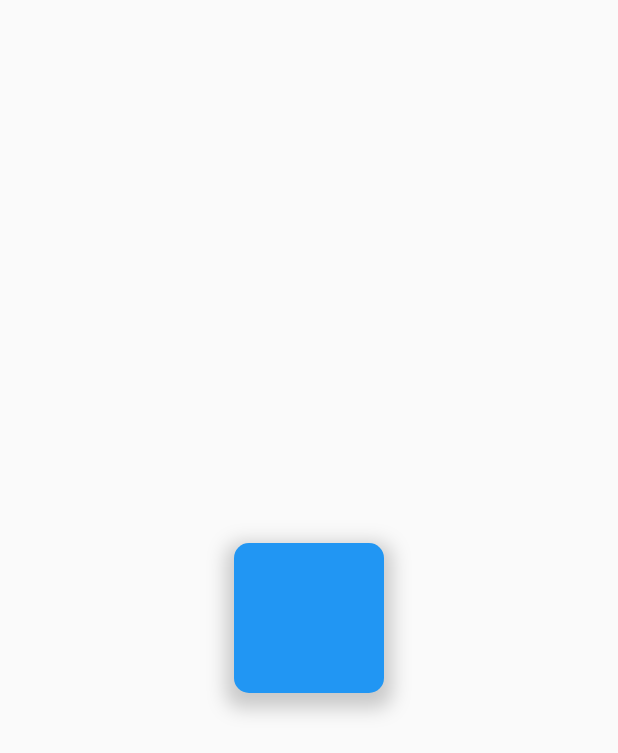
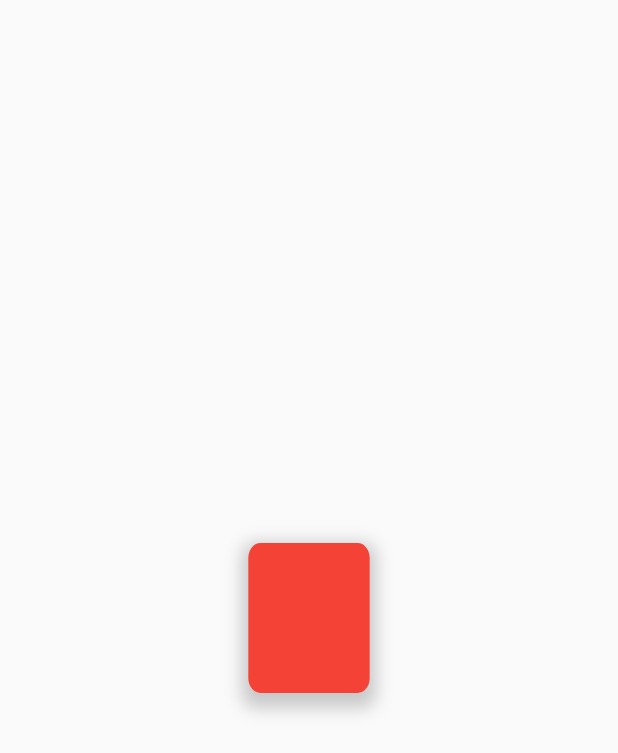
Before and after one commit to lysyshaky/AnimatedContainer, a Flutter app: the screen it shows after launch, on a phone screen of 412 x 824 dp. Shown: the top 753 px of the screen. Run offline on Flutter 3.47's test engine with Material 2 defaults, Android fonts, the phone set to English and light mode, and no system bars.

Commit message:
add more rotation

```diff
--- a/lib/main.dart
+++ b/lib/main.dart
@@ -34,13 +34,16 @@ class _MyHomePageState extends State<MyHomePage> with SingleTickerProviderStateM
   void initState() {
     super.initState();
     _controller = AnimationController(
-      duration: const Duration(seconds: 2),
+      duration: const Duration(seconds: 100),
       vsync: this,
     );
+
     _animation = Tween<double>(
       begin: 0,
-      end: 2 * pi,
+      end: 100 * pi,
     ).animate(_controller);
+
+    _controller.forward(); // Start the animation
   }
 
   @override
@@ -57,17 +60,13 @@ class _MyHomePageState extends State<MyHomePage> with SingleTickerProviderStateM
           animation: _controller,
           builder: (context, child) {
             return Transform(
-              // Add return statement here
               alignment: Alignment.center,
-              transform: Matrix4.identity()
-                ..rotateZ(
-                  _animation.value,
-                ),
+              transform: Matrix4.identity()..rotateY(_animation.value), // Rotate around Z-axis
               child: Container(
                 width: 100,
                 height: 100,
                 decoration: BoxDecoration(
-                  color: Colors.blue,
+                  color: Colors.red,
                   borderRadius: BorderRadius.circular(10),
                   boxShadow: [
                     BoxShadow(
```
